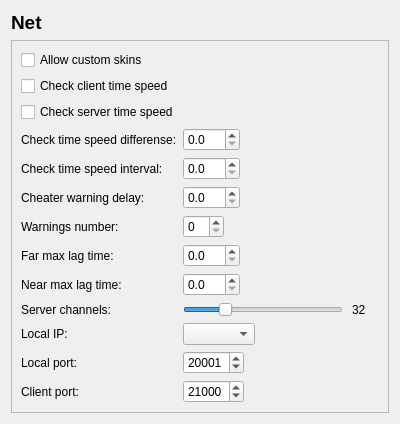
Before: the Qt Designer form Commander/config/ui/net_page.ui in AnpeJIb/Horus-Commander, drawn with Qt 5.
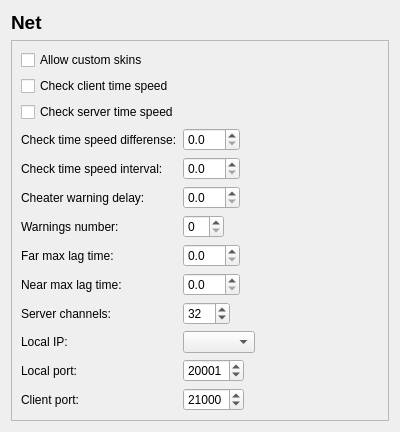
After: the same form once the commit is applied.

Commit message: Selecting server channel's count improved

```diff
--- a/Commander/config/ui/net_page.ui
+++ b/Commander/config/ui/net_page.ui
@@ -153,39 +153,6 @@
           </property>
          </widget>
         </item>
-        <item row="6" column="1">
-         <layout class="QHBoxLayout" name="horizontalLayout_2">
-          <item>
-           <widget class="QSlider" name="ChannelsCount">
-            <property name="minimum">
-             <number>1</number>
-            </property>
-            <property name="maximum">
-             <number>128</number>
-            </property>
-            <property name="value">
-             <number>32</number>
-            </property>
-            <property name="orientation">
-             <enum>Qt::Horizontal</enum>
-            </property>
-           </widget>
-          </item>
-          <item>
-           <widget class="QLabel" name="ChannelsLb">
-            <property name="styleSheet">
-             <string notr="true">margin-right: 10px;</string>
-            </property>
-            <property name="text">
-             <string>32</string>
-            </property>
-            <property name="margin">
-             <number>0</number>
-            </property>
-           </widget>
-          </item>
-         </layout>
-        </item>
         <item row="7" column="0">
          <widget class="QLabel" name="label_9">
           <property name="text">
@@ -236,6 +203,19 @@
         <item row="7" column="1">
          <widget class="QComboBox" name="IPbox"/>
         </item>
+        <item row="6" column="1">
+         <widget class="QSpinBox" name="ChannelsCount">
+          <property name="minimum">
+           <number>2</number>
+          </property>
+          <property name="maximum">
+           <number>256</number>
+          </property>
+          <property name="value">
+           <number>32</number>
+          </property>
+         </widget>
+        </item>
        </layout>
       </item>
       <item>
```
The commit also changes 2 other files.
